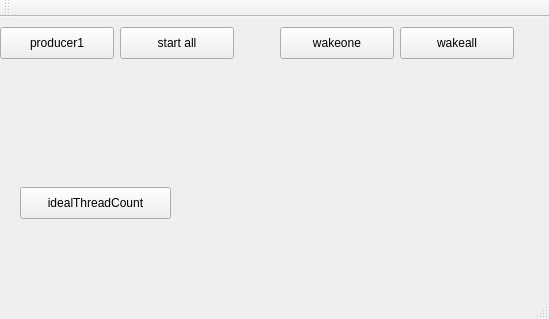
kfengbest/QtThreads, file QtThreads/mainwindow.ui: the form before one commit.
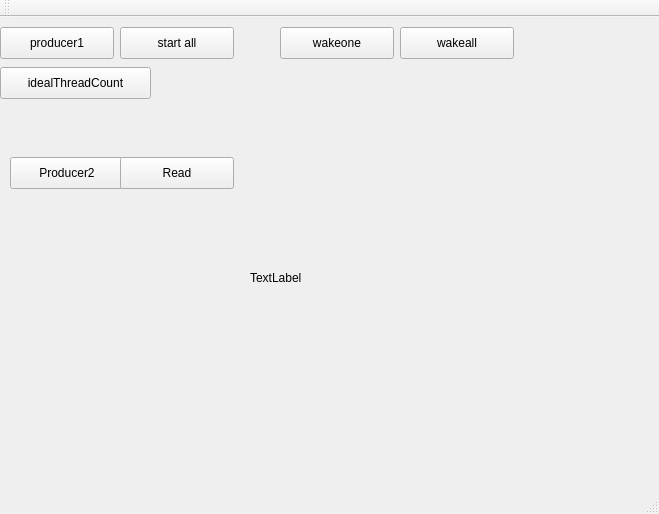
The form after the commit.

```diff
--- a/QtThreads/mainwindow.ui
+++ b/QtThreads/mainwindow.ui
@@ -6,8 +6,8 @@
    <rect>
     <x>0</x>
     <y>0</y>
-    <width>549</width>
-    <height>319</height>
+    <width>659</width>
+    <height>514</height>
    </rect>
   </property>
   <property name="windowTitle">
@@ -69,8 +69,8 @@
    <widget class="QPushButton" name="pushButton_5">
     <property name="geometry">
      <rect>
-      <x>20</x>
-      <y>170</y>
+      <x>0</x>
+      <y>50</y>
       <width>151</width>
       <height>32</height>
      </rect>
@@ -79,6 +79,45 @@
      <string>idealThreadCount</string>
     </property>
    </widget>
+   <widget class="QPushButton" name="pushButton_6">
+    <property name="geometry">
+     <rect>
+      <x>10</x>
+      <y>140</y>
+      <width>114</width>
+      <height>32</height>
+     </rect>
+    </property>
+    <property name="text">
+     <string>Producer2</string>
+    </property>
+   </widget>
+   <widget class="QPushButton" name="pushButton_7">
+    <property name="geometry">
+     <rect>
+      <x>120</x>
+      <y>140</y>
+      <width>114</width>
+      <height>32</height>
+     </rect>
+    </property>
+    <property name="text">
+     <string>Read</string>
+    </property>
+   </widget>
+   <widget class="QLabel" name="label">
+    <property name="geometry">
+     <rect>
+      <x>250</x>
+      <y>150</y>
+      <width>321</width>
+      <height>221</height>
+     </rect>
+    </property>
+    <property name="text">
+     <string>TextLabel</string>
+    </property>
+   </widget>
   </widget>
   <widget class="QMenuBar" name="menuBar">
    <property name="geometry">
```
Left out of the diff: 2 changed lines with no effect on the pictures.
